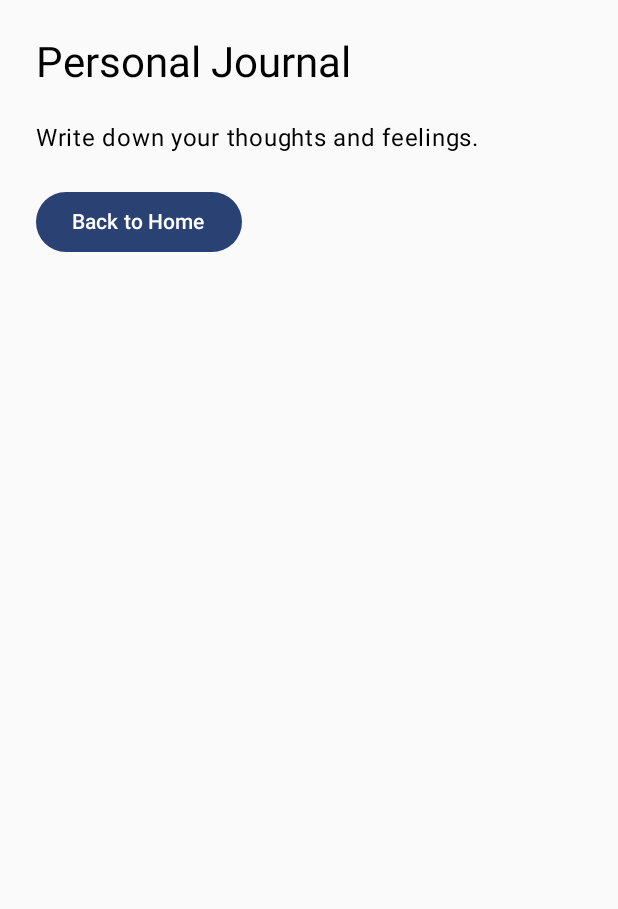
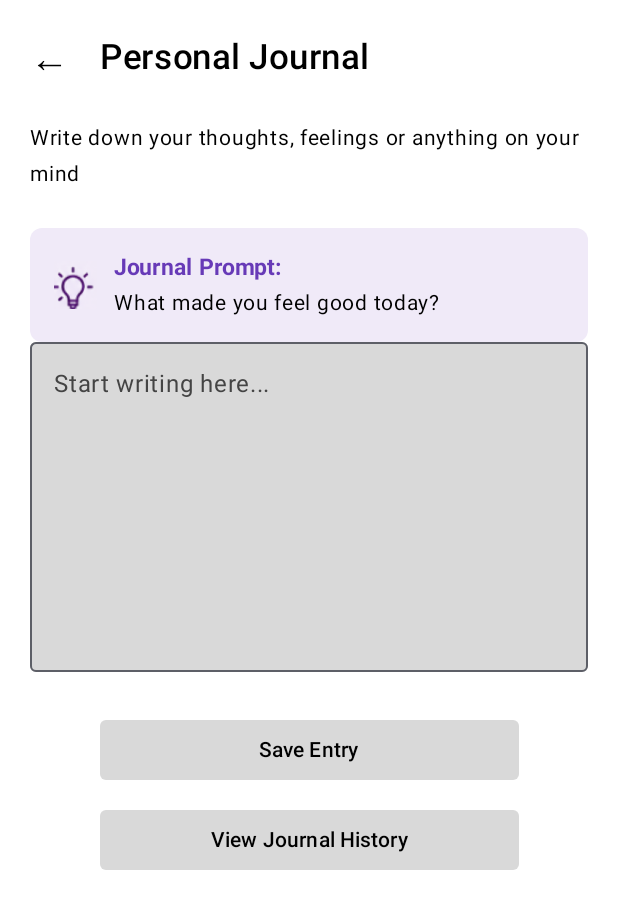
Before and after one commit to Raiyan-Farhaz/TUSMindSpace, an Android app built with Jetpack Compose: the JournalScreen screen opened through its navigation route, on a phone screen of 412 x 824 dp. Shown: the top 909 px of the screen. Run offline under Robolectric (Android 15) with nearby library versions, the phone set to English and light mode, and no system bars.

Commit message:
Journal Screen updated

```diff
--- a/app/src/main/java/com/example/tusmindspace/screens/JournalScreen.kt
+++ b/app/src/main/java/com/example/tusmindspace/screens/JournalScreen.kt
@@ -1,38 +1,169 @@
 
 package com.example.tusmindspace.screens
 
+import androidx.compose.foundation.background
+import androidx.compose.foundation.clickable
 import androidx.compose.foundation.layout.*
+import androidx.compose.foundation.shape.RoundedCornerShape
 import androidx.compose.material3.*
-import androidx.compose.runtime.Composable
+import androidx.compose.runtime.*
+import androidx.compose.ui.Alignment
 import androidx.compose.ui.Modifier
+import androidx.compose.ui.graphics.Color
+import androidx.compose.ui.text.font.FontWeight
 import androidx.compose.ui.unit.dp
-
-// This function creates the Journal screen
+import androidx.compose.ui.unit.sp
+import androidx.compose.foundation.Image
+import androidx.compose.ui.res.painterResource
+import com.example.tusmindspace.R
+// This function creates the Personal Journal screen
 @Composable
 fun JournalScreen(onBackClick: () -> Unit) {
 
-    // Column arranges items vertically
+    // Temporarily stores what the user types
+    var journalText by remember { mutableStateOf("") }
+
+    // Column arranges everything vertically
     Column(
-        modifier = Modifier.padding(24.dp)
+        modifier = Modifier
+            .fillMaxSize()
+            .background(Color.White)
+            .padding(20.dp)
     ) {
 
-        // Screen heading
+        // Top row: back arrow and screen title
+        Row(
+            verticalAlignment = Alignment.CenterVertically
+        ) {
+
+            // Clickable back arrow
+            Text(
+                text = "←",
+                fontSize = 26.sp,
+                modifier = Modifier.clickable {
+                    onBackClick()
+                }
+            )
+
+            Spacer(modifier = Modifier.width(20.dp))
+
+            Text(
+                text = "Personal Journal",
+                fontSize = 23.sp,
+                fontWeight = FontWeight.Medium,
+                color = Color.Black
+            )
+        }
+
+        Spacer(modifier = Modifier.height(24.dp))
+
+        // Description below the title
         Text(
-            text = "Personal Journal",
-            style = MaterialTheme.typography.headlineMedium
+            text = "Write down your thoughts, feelings or anything on your mind",
+            fontSize = 14.sp,
+            color = Color.Black
         )
 
-        // Space below heading
-        Spacer(modifier = Modifier.height(20.dp))
+        Spacer(modifier = Modifier.height(24.dp))
 
-        // Description
-        Text("Write down your thoughts and feelings.")
+        // Journal prompt box
 
-        Spacer(modifier = Modifier.height(20.dp))
+        // Journal prompt box
+        Row(
+            modifier = Modifier
+                .fillMaxWidth()
+                .background(
+                    Color(0xFFF0EAF8),
+                    RoundedCornerShape(8.dp)
+                )
+                .padding(14.dp),
+            verticalAlignment = Alignment.CenterVertically
+        ) {
 
-        // Button to return to previous screen
-        Button(onClick = onBackClick) {
-            Text("Back to Home")
+            // Display light bulb image from drawable
+            Image(
+                painter = painterResource(id = R.drawable.light_img),
+                contentDescription = "Journal Prompt",
+                modifier = Modifier.size(32.dp)
+            )
+
+            Spacer(modifier = Modifier.width(10.dp))
+
+            // Prompt text
+            Column {
+
+                Text(
+                    text = "Journal Prompt:",
+                    fontSize = 15.sp,
+                    fontWeight = FontWeight.Bold,
+                    color = Color(0xFF673AB7)
+                )
+
+                Text(
+                    text = "What made you feel good today?",
+                    fontSize = 14.sp,
+                    color = Color.Black
+                )
+            }
+        }
+
+
+        // Large journal writing box
+        OutlinedTextField(
+            value = journalText,
+            onValueChange = { journalText = it },
+            placeholder = {
+                Text(
+                    text = "Start writing here...",
+                    color = Color.DarkGray
+                )
+            },
+            modifier = Modifier
+                .fillMaxWidth()
+                .height(220.dp),
+            shape = RoundedCornerShape(4.dp),
+            colors = OutlinedTextFieldDefaults.colors(
+                focusedContainerColor = Color(0xFFD9D9D9),
+                unfocusedContainerColor = Color(0xFFD9D9D9)
+            )
+        )
+
+        Spacer(modifier = Modifier.height(28.dp))
+
+        // Save Entry button - placeholder for now
+        Button(
+            onClick = {
+                // Later: Save journalText using Room
+            },
+            modifier = Modifier
+                .fillMaxWidth(0.75f)
+                .align(Alignment.CenterHorizontally),
+            colors = ButtonDefaults.buttonColors(
+                containerColor = Color(0xFFD9D9D9),
+                contentColor = Color.Black
+            ),
+            shape = RoundedCornerShape(4.dp)
+        ) {
+            Text("Save Entry")
+        }
+
+        Spacer(modifier = Modifier.height(12.dp))
+
+        // View Journal History - placeholder for now
+        Button(
+            onClick = {
+                // Later: Navigate to JournalHistoryScreen
+            },
+            modifier = Modifier
+                .fillMaxWidth(0.75f)
+                .align(Alignment.CenterHorizontally),
+            colors = ButtonDefaults.buttonColors(
+                containerColor = Color(0xFFD9D9D9),
+                contentColor = Color.Black
+            ),
+            shape = RoundedCornerShape(4.dp)
+        ) {
+            Text("View Journal History")
         }
     }
 }
```
Also changed, not shown: app/src/main/res/drawable/light_img.png (added).
